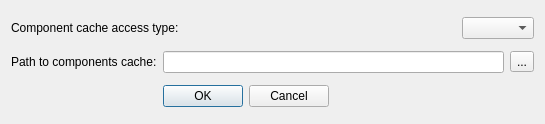
The window that BOMizator/settingsDialog.ui (dejfson/BOMizator) describes before a commit, drawn with Qt 5.
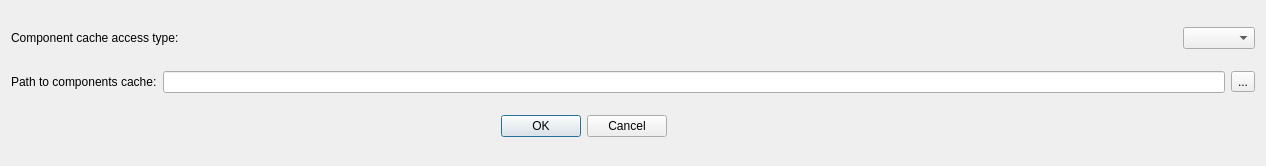
The same window after the commit.

```diff
--- a/BOMizator/settingsDialog.ui
+++ b/BOMizator/settingsDialog.ui
@@ -6,8 +6,8 @@
    <rect>
     <x>0</x>
     <y>0</y>
-    <width>545</width>
-    <height>124</height>
+    <width>1266</width>
+    <height>166</height>
    </rect>
   </property>
   <property name="sizePolicy">
```
